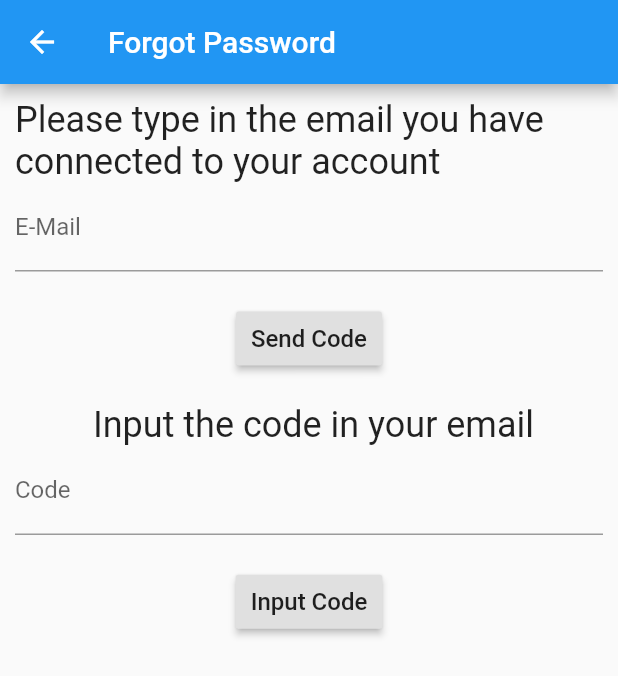
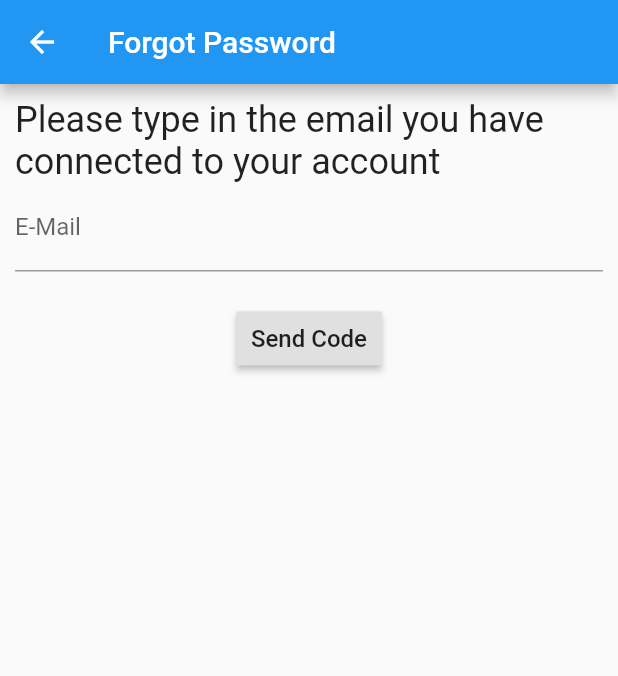
Before and after one commit to cs481-ekh/s21-team-goose-888, a Flutter app: the PasswordPage screen opened by its route, on a phone screen of 412 x 824 dp. Shown: the top 676 px of the screen. Run offline on Flutter 3.47's test engine with Material 2 defaults, Android fonts, the phone set to English and light mode, and no system bars; our stand-ins replace cloud_firestore, firebase_auth, firebase_core, image_picker; missing offline and left inert: firebase_ml_vision; accounts and stored records are empty.

Commit message:
Addded scrollviews to pages, removed thte part that asks for verification code from password reset

```diff
--- a/lib/Password.dart
+++ b/lib/Password.dart
@@ -42,7 +42,8 @@ class PasswordPage extends StatelessWidget {
           //padding: EdgeInsets.only(left: 50, right: 50),
 
           //form
-          Column(children: <Widget>[
+          SingleChildScrollView(
+        child: Column(children: <Widget>[
           Padding(
             padding: const EdgeInsets.all(10.0),
             child: Form(
@@ -96,57 +97,7 @@ class PasswordPage extends StatelessWidget {
               ),
             ),
           ),
-    Padding(
-    padding: const EdgeInsets.all(10.0),
-       child: Form(
-          key: formKey2,
-          child: Column(
-
-            children: <Widget>[
-              Text(
-                " Input the code in your email",
-                style: TextStyle(fontSize: 24),
-              ),
-              TextFormField(
-                decoration: InputDecoration(labelText: 'Code'),
-                keyboardType: TextInputType.number,
-                onFieldSubmitted: (value) {
-                  //Validator
-                },
-                validator: (value) {
-                  if (value.isEmpty || value.length != 6) {
-                    return 'Enter a valid Code!';
-                  }
-                  //textEmail=value;
-                  return null;
-                },
-              ),
-              SizedBox(
-                height: MediaQuery.of(context).size.width * 0.05,
-              ),
-              RaisedButton(
-                padding: EdgeInsets.symmetric(
-                  vertical: 1.0,
-                  horizontal: 10.0,
-                ),
-                child: Text(
-                  "Input Code",
-                  style: TextStyle(
-                    fontSize: 16.0,
-                  ),
-                ),
-                onPressed: () {
-                  //bool check = ;
-                  if (submit()) {
-                    Navigator.pushNamed(context, '/form');
-                  }
-                },
-              ),
-            ],
-          ),
-        ),
-    ),
-      ]
+        ]),
       ),
     );
   }
--- a/lib/main.dart
+++ b/lib/main.dart
@@ -124,7 +124,8 @@ class _HomeLogin extends State<HomeLogin> {
         //leading: Icon(Icons.filter_vintage),
       ),
       //body
-      body: Padding(
+      body: SingleChildScrollView(
+        child: Padding(
           padding: const EdgeInsets.all(10.0),
           //padding: EdgeInsets.only(left: 50, right: 50),
 
@@ -188,12 +189,12 @@ class _HomeLogin extends State<HomeLogin> {
                     //bool check = ;
                     if (_submit()) {
                       String uid;
-                    await auth.signIn( emailController.text, passwordController.
-                      text)
+                      await auth
+                          .signIn(emailController.text, passwordController.text)
                           .then((value) => uid = value);
-                    if(uid != 'login failed') {
+                      if (uid != 'login failed') {
                         Navigator.pushNamed(context, '/project');
-                    }else {
+                      } else {
                         showAlertDialog(context);
                       }
                     }
@@ -226,6 +227,7 @@ class _HomeLogin extends State<HomeLogin> {
             ),
           ),
         ),
+      ),
     );
   }
 }
@@ -249,7 +251,6 @@ showAlertDialog(BuildContext context) {
     ],
   );
 
-
   // show the dialog
   showDialog(
     context: context,
```
Lines whose indentation alone changed are shown as unchanged.
